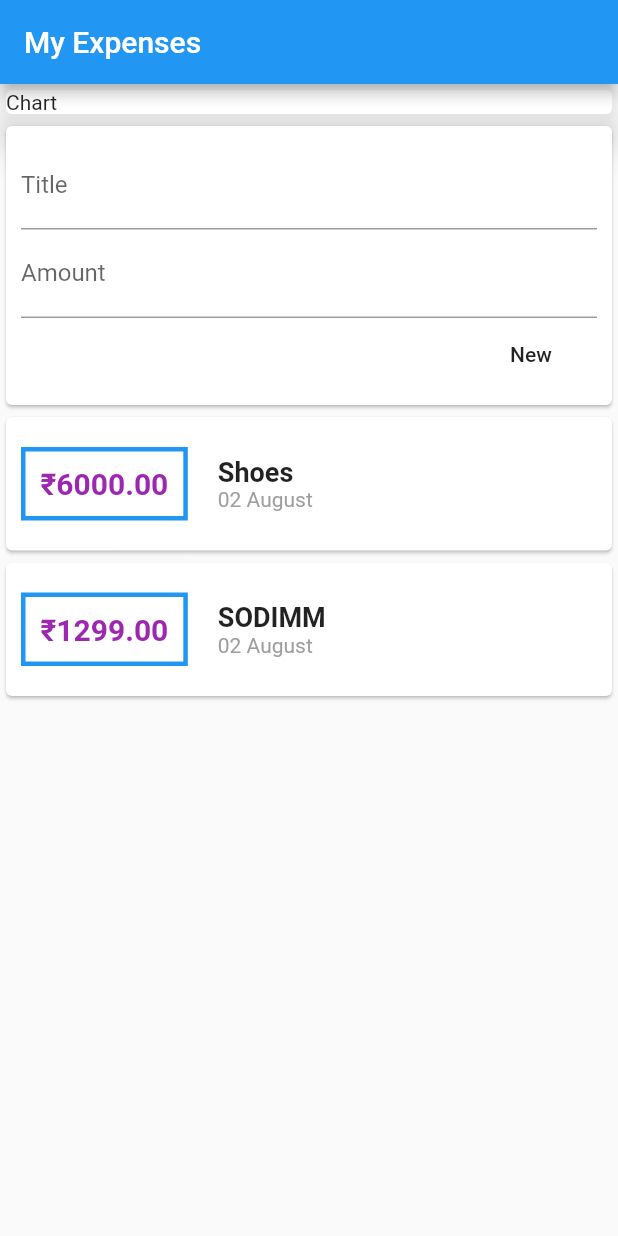
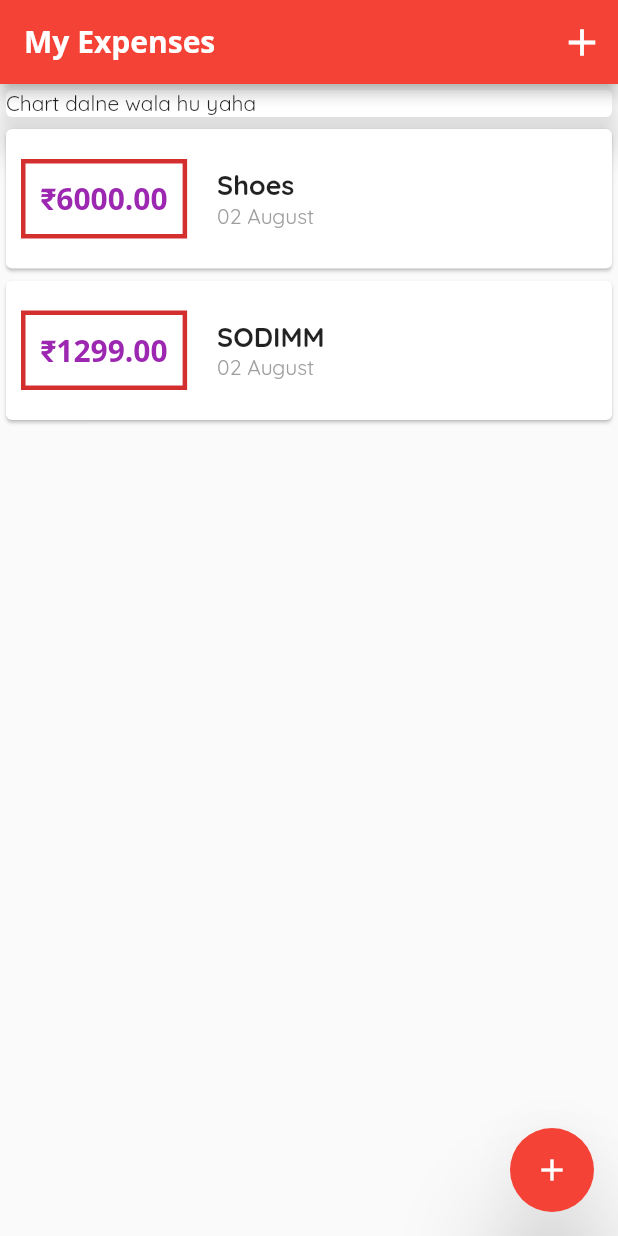
Before and after one commit to Techno-Disaster/Expenses, a Flutter app: the screen it shows after launch, on a phone screen of 412 x 824 dp. Run offline on Flutter 3.47's test engine with Material 2 defaults, Android fonts, the phone set to English and light mode, and no system bars; Roboto replaces fonts that are missing (Open Sans).

Commit message:
Added Floating Button + Fonts

```diff
--- a/lib/main.dart
+++ b/lib/main.dart
@@ -1,7 +1,10 @@
+import 'package:expenses/widgets/transaction_list.dart';
+
+import './widgets/new_transation.dart';
 import 'package:flutter/material.dart';
 
-import 'models/transaction.dart';
-import './widgets/user_transaction.dart';
+import './models/transaction.dart';
+import './widgets/transaction_list.dart';
 
 void main() => runApp(MyApp());
 
@@ -9,20 +12,70 @@ class MyApp extends StatelessWidget {
   @override
   Widget build(BuildContext context) {
     return MaterialApp(
-      title: "Flutter App",
+      title: "Expenses",
+      theme: ThemeData(primarySwatch: Colors.red, fontFamily: 'Quicksand'),
+
       home: MyHomePage(),
     );
   }
 }
 
-class MyHomePage extends StatelessWidget {
+class MyHomePage extends StatefulWidget {
+  @override
+  _MyHomePageState createState() => _MyHomePageState();
+}
+
+class _MyHomePageState extends State<MyHomePage> {
   final List<Transaction> transactions = [];
+  final List<Transaction> _userTransactions = [
+    Transaction(
+      id: "t1",
+      title: "Shoes",
+      amount: 6000.00,
+      date: DateTime.now(),
+    ),
+    Transaction(
+      id: "t1",
+      title: "SODIMM",
+      amount: 1299.00,
+      date: DateTime.now(),
+    ),
+  ];
+
+  void _addNewTransaction(String txtitle, double txamount) {
+    final newTx = Transaction(
+      title: txtitle,
+      amount: txamount,
+      date: DateTime.now(),
+      id: DateTime.now().toString(),
+    );
+    setState(() {
+      _userTransactions.add(newTx);
+    });
+  }
+
+  void _startAddNewTransaction(BuildContext ctx) {
+    showModalBottomSheet(
+        context: ctx,
+        builder: (_) {
+          return NewTrasaction(_addNewTransaction);
+        });
+  }
 
   @override
   Widget build(BuildContext context) {
     return Scaffold(
       appBar: AppBar(
-        title: Text("My Expenses"),
+        actions: <Widget>[
+          IconButton(
+            icon: Icon(
+              Icons.add,
+              size: 30,
+            ),
+            onPressed: () => _startAddNewTransaction(context),
+          )
+        ],
+        title: Text("My Expenses", style: TextStyle(fontFamily: 'Open Sans', fontWeight: FontWeight.bold),),
       ),
       body: SingleChildScrollView(
         child: Column(
@@ -30,14 +83,20 @@ class MyHomePage extends StatelessWidget {
             Container(
               width: double.infinity,
               child: Card(
-                child: Text("Chart"),
+                child: Text("Chart dalne wala hu yaha"),
                 elevation: 10.0,
               ),
             ),
-            UserTransations(),
+            TransactionList(_userTransactions)
           ],
         ),
       ),
+      floatingActionButton: FloatingActionButton(
+        child: Icon(Icons.add),
+        onPressed: () => _startAddNewTransaction(context),
+        elevation: 30,
+      ),
+      floatingActionButtonLocation: FloatingActionButtonLocation.endFloat,
     );
   }
 }
--- a/lib/widgets/transaction_list.dart
+++ b/lib/widgets/transaction_list.dart
@@ -22,13 +22,14 @@ class TransactionList extends StatelessWidget {
                     vertical: 20.0,
                   ),
                   decoration: BoxDecoration(
-                    border: Border.all(color: Colors.blue, width: 3.0),
+                    border: Border.all(color: Theme.of(context).primaryColorDark, width: 3.0),
                   ),
                   padding: EdgeInsets.all(10.0),
                   child: Text(
                     "₹" + transactions[index].amount.toStringAsFixed(2),
                     style: TextStyle(
                         fontWeight: FontWeight.bold,
+                        fontFamily: 'Open Sans',
                         fontSize: 20,
                         color: Colors.purple),
                   ),
--- a/lib/widgets/user_transaction.dart
+++ /dev/null
@@ -1,48 +0,0 @@
-import 'package:flutter/material.dart';
-import './transaction_list.dart';
-import './new_transation.dart';
-import '../models/transaction.dart';
-
-class UserTransations extends StatefulWidget {
-  @override
-  _UserTransationsState createState() => _UserTransationsState();
-}
-
-class _UserTransationsState extends State<UserTransations> {
-  final List<Transaction> _userTransactions = [
-    Transaction(
-      id: "t1",
-      title: "Shoes",
-      amount: 6000.00,
-      date: DateTime.now(),
-    ),
-    Transaction(
-      id: "t1",
-      title: "SODIMM",
-      amount: 1299.00,
-      date: DateTime.now(),
-    ),
-  ];
-
-  void _addNewTransaction(String txtitle, double txamount) {
-    final newTx = Transaction(
-      title: txtitle,
-      amount: txamount,
-      date: DateTime.now(),
-      id: DateTime.now().toString(),
-    );
-    setState(() {
-      _userTransactions.add(newTx);
-    });
-  }
-
-  @override
-  Widget build(BuildContext context) {
-    return Column(
-      children: <Widget>[
-        NewTrasaction(_addNewTransaction),
-        TransactionList(_userTransactions),
-      ],
-    );
-  }
-}
```
Also changed, not shown: lib/widgets/new_transation.dart (+14 -4 lines), pubspec.yaml (+12 -11 lines), fonts/OpenSans-Bold.ttf (added), fonts/OpenSans-Regular.ttf (added), fonts/Quicksand-Bold.ttf (added), fonts/Quicksand-Light.ttf (added), fonts/Quicksand-Medium.ttf (added), fonts/Quicksand-Regular.ttf (added).
